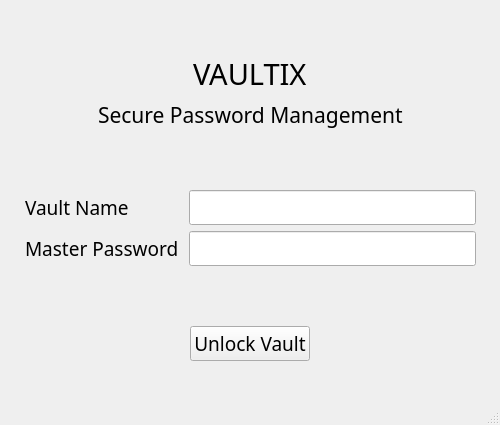
Qt form ui/login.ui (Haakim19/vaultix) before a commit.
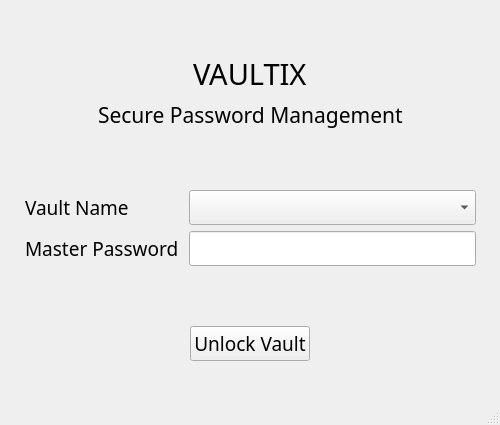
The same form after that commit.

Commit message: combo box added

Diff of the .ui file:
```diff
--- a/ui/login.ui
+++ b/ui/login.ui
@@ -123,28 +123,6 @@
          </property>
         </widget>
        </item>
-       <item row="0" column="1">
-        <widget class="QLineEdit" name="vaultName">
-         <property name="font">
-          <font>
-           <family>Sans Serif</family>
-           <pointsize>14</pointsize>
-          </font>
-         </property>
-         <property name="inputMask">
-          <string/>
-         </property>
-         <property name="text">
-          <string notr="true"/>
-         </property>
-         <property name="maxLength">
-          <number>32767</number>
-         </property>
-         <property name="echoMode">
-          <enum>QLineEdit::EchoMode::Password</enum>
-         </property>
-        </widget>
-       </item>
        <item row="1" column="1">
         <widget class="QLineEdit" name="masterPassword">
          <property name="font">
@@ -180,6 +158,16 @@
          </property>
         </widget>
        </item>
+       <item row="0" column="1">
+        <widget class="QComboBox" name="vaultName">
+         <property name="font">
+          <font>
+           <family>Sans Serif</family>
+           <pointsize>14</pointsize>
+          </font>
+         </property>
+        </widget>
+       </item>
       </layout>
      </item>
      <item>
```
